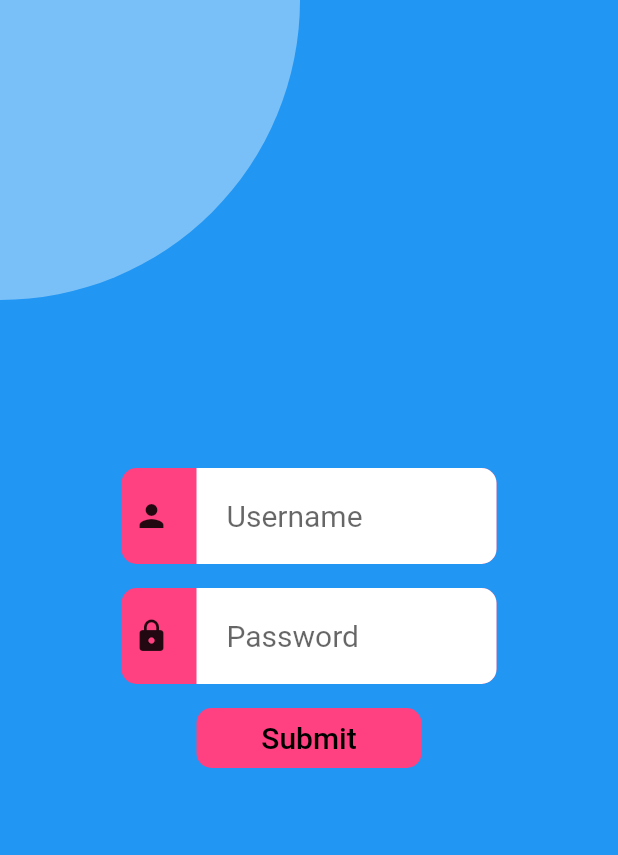
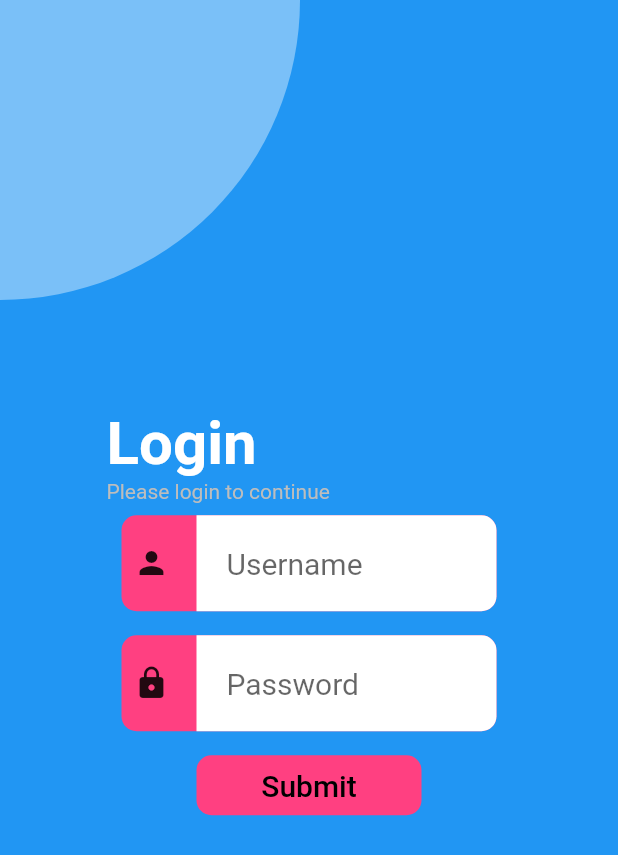
Before and after one commit to kunal-iitj/Food-Devlivery-App, a Flutter app: the screen it shows after launch, on a phone screen of 412 x 824 dp. Shown: the top 855 px of the screen. Run offline on Flutter 3.47's test engine with Material 2 defaults, Android fonts, the phone set to English and light mode, and no system bars.

Commit message:
added login text

```diff
--- a/lib/main.dart
+++ b/lib/main.dart
@@ -37,11 +37,32 @@ class HomeScreen extends StatelessWidget {
           ),
            Center(
             child: Container(
-              width: 400,
+              width: 270,
               height: 300,
               child: Column(
                 mainAxisAlignment: MainAxisAlignment.center,
                 children: <Widget>[
+                  Align(
+                    alignment: Alignment.centerLeft,
+                    child: Text(
+                      'Login',
+                      style: TextStyle(
+                        fontSize: 40.0,
+                        color: Colors.white,
+                        fontWeight: FontWeight.bold
+                      )
+                    ),
+                  ),
+
+                  Align(
+                    alignment: Alignment.centerLeft,
+                    child: Text(
+                      'Please login to continue',
+                      style: TextStyle(
+                        color: Colors.grey[400]
+                      ),
+                    ),
+                  ),
                   Padding(
                     padding: const EdgeInsets.all(8.0),
                     child: LoginField(Icon(Icons.person), 'Username'),
```
